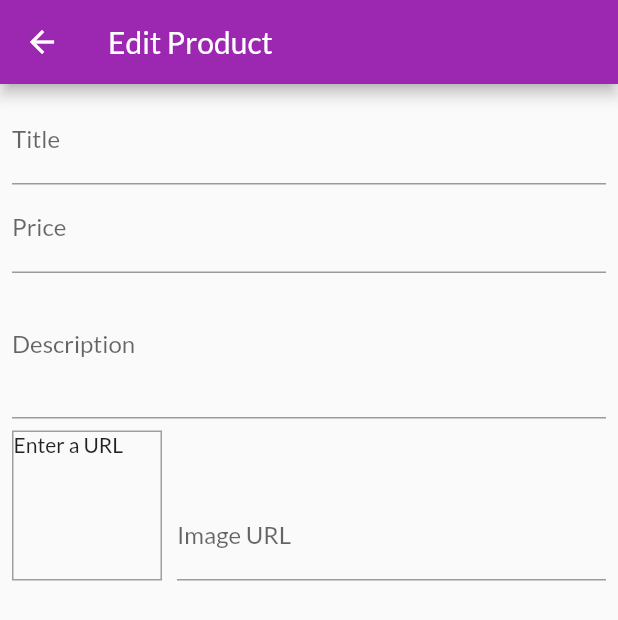
After one commit to simongomes/flutter-shopping-cart-app, a Flutter app: the EditProductScreen screen opened by its route, on a phone screen of 412 x 824 dp. The commit adds this screen. Shown: the top 620 px of the screen. Run offline on Flutter 3.47's test engine with Material 2 defaults, Android fonts, the phone set to English and light mode, and no system bars; network calls fail.

Commit message:
Product image plus image preview added

```diff
--- a/lib/main.dart
+++ b/lib/main.dart
@@ -1,4 +1,5 @@
 import 'package:flutter/material.dart';
+import 'package:flutter_shop_app/screens/edit_product_screen.dart';
 import 'package:flutter_shop_app/screens/orders_screen.dart';
 import 'package:flutter_shop_app/screens/user_products_screen.dart';
 import './screens/cart_screen.dart';
@@ -38,7 +39,8 @@ class MyApp extends StatelessWidget {
           ProductDetailScreen.routeName:  (_) => ProductDetailScreen(),
           CartScreen.routeName:           (_) => CartScreen(),
           OrdersScreen.routeName:         (_) => OrdersScreen(),
-          UserProductsScreen.routeName:    (_) => UserProductsScreen(),
+          UserProductsScreen.routeName:   (_) => UserProductsScreen(),
+          EditProductScreen.routeName:    (_) => EditProductScreen(),
         },
       ),
     );
--- /dev/null
+++ b/lib/screens/edit_product_screen.dart
@@ -0,0 +1,112 @@
+import 'package:flutter/cupertino.dart';
+import 'package:flutter/material.dart';
+
+class EditProductScreen extends StatefulWidget {
+  static const routeName = './edit-product';
+
+  @override
+  _EditProductScreenState createState() => _EditProductScreenState();
+}
+
+class _EditProductScreenState extends State<EditProductScreen> {
+  final _priceFocusNode = FocusNode();
+  final _descriptionFocusNode = FocusNode();
+  final _imageUrlFocusNode = FocusNode();
+  final _imageUrlController = TextEditingController();
+
+  @override
+  void initState() {
+    super.initState();
+  }
+
+  @override
+  void dispose() {
+    _priceFocusNode.dispose();
+    _descriptionFocusNode.dispose();
+    _imageUrlFocusNode.dispose();
+    _imageUrlController.dispose();
+    super.dispose();
+  }
+
+  @override
+  Widget build(BuildContext context) {
+    return Scaffold(
+      appBar: AppBar(
+        title: Text('Edit Product'),
+      ),
+      body: Padding(
+        padding: const EdgeInsets.all(8.0),
+        child: Form(
+          child: ListView(
+            children: <Widget>[
+              TextFormField(
+                decoration: InputDecoration(
+                  labelText: 'Title',
+                ),
+                textInputAction: TextInputAction.next,
+                onFieldSubmitted: (_) {
+                  FocusScope.of(context).requestFocus(_priceFocusNode);
+                },
+              ),
+              TextFormField(
+                decoration: InputDecoration(
+                  labelText: 'Price',
+                ),
+                textInputAction: TextInputAction.next,
+                keyboardType: TextInputType.number,
+                focusNode: _priceFocusNode,
+                onFieldSubmitted: (_) {
+                  FocusScope.of(context).requestFocus(_descriptionFocusNode);
+                },
+              ),
+              TextFormField(
+                decoration: InputDecoration(
+                  labelText: 'Description',
+                ),
+                maxLines: 3,
+                keyboardType: TextInputType.multiline,
+                focusNode: _descriptionFocusNode,
+              ),
+              Row(
+                crossAxisAlignment: CrossAxisAlignment.end,
+                children: <Widget>[
+                  Container(
+                    width: 100,
+                    height: 100,
+                    margin: EdgeInsets.only(top: 8, right: 10,),
+                    decoration: BoxDecoration(
+                      border: Border.all(
+                        width: 1,
+                        color: Colors.grey
+                      ),
+                    ),
+                    child: _imageUrlController.text.isEmpty ?
+                    Text('Enter a URL') :
+                    FittedBox(
+                      child: Image.network(_imageUrlController.text),
+                      fit: BoxFit.cover,
+                    ),
+                  ),
+                  Expanded(
+                    child: TextFormField(
+                      decoration: InputDecoration(
+                        labelText: 'Image URL',
+                      ),
+                      keyboardType: TextInputType.url,
+                      textInputAction: TextInputAction.done,
+                      controller: _imageUrlController,
+                      focusNode: _imageUrlFocusNode,
+                      onEditingComplete: () {
+                        setState(() {});
+                      },
+                    ),
+                  ),
+                ],
+              ),
+            ],
+          ),
+        ),
+      ),
+    );
+  }
+}
--- a/lib/screens/user_products_screen.dart
+++ b/lib/screens/user_products_screen.dart
@@ -1,8 +1,10 @@
 import 'package:flutter/material.dart';
-import 'package:flutter_shop_app/providers/products.dart';
-import 'package:flutter_shop_app/widgets/app_drawer.dart';
-import 'package:flutter_shop_app/widgets/user_product_item.dart';
 import 'package:provider/provider.dart';
+
+import '../providers/products.dart';
+import '../screens/edit_product_screen.dart';
+import '../widgets/app_drawer.dart';
+import '../widgets/user_product_item.dart';
 
 class UserProductsScreen extends StatelessWidget {
   static const routeName = './user-products';
@@ -16,7 +18,9 @@ class UserProductsScreen extends StatelessWidget {
           actions: <Widget>[
             IconButton(
               icon: const Icon(Icons.add),
-              onPressed: (){},
+              onPressed: (){
+                Navigator.of(context).pushNamed(EditProductScreen.routeName);
+              },
             )
           ],
         ),
```
